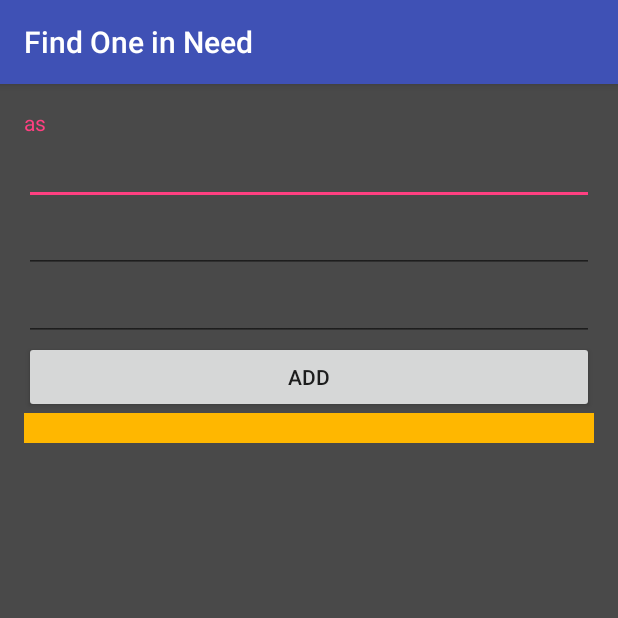
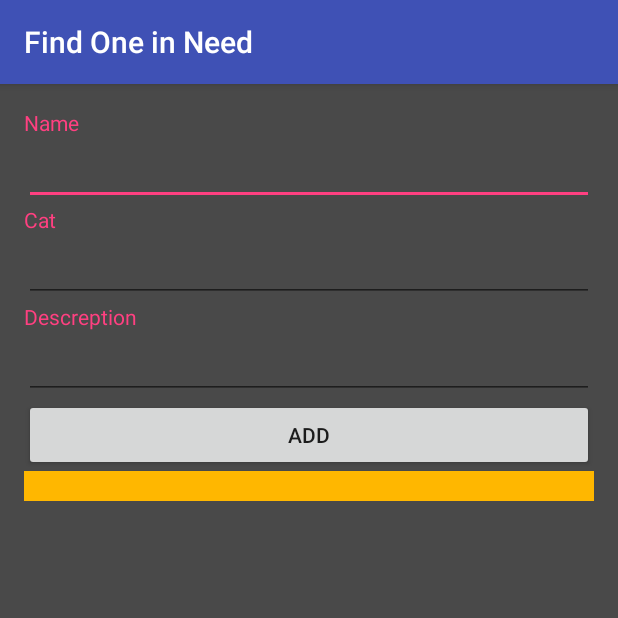
Before and after one commit to kenthellck/FindOne, an Android app: the MainMenu screen opened directly, with no data from a screen before it, after a tap on "New", on a phone screen of 412 x 824 dp, the top half of it. Run offline under Robolectric (Android 15) with nearby library versions, the phone set to English and light mode, and no system bars.

Commit message:
mylist pending

```diff
--- a/app/src/main/java/com/example/praveen/findone/MainMenu.java
+++ b/app/src/main/java/com/example/praveen/findone/MainMenu.java
@@ -15,10 +15,13 @@ public class MainMenu extends AppCompatActivity implements View.OnClickListener
     ImageButton bLogout;
     ImageButton bList;
     ImageButton bSearch;
+    String userId;
     @Override
     protected void onCreate(Bundle savedInstanceState) {
         super.onCreate(savedInstanceState);
         setContentView(R.layout.activity_main_menu);
+        Intent intent = getIntent();
+         userId = intent.getStringExtra("ID");
         bProfile=(ImageButton)findViewById(R.id.icoprof);
         bProfile.setOnClickListener(this);
         bAbout=(ImageButton)findViewById(R.id.icoinfo);
@@ -53,7 +56,10 @@ else if(v.getId()==R.id.icosearch)
 }
 else if(v.getId()==R.id.icomylist)
 {
-    startActivity(new Intent(this,Mylist.class));
+
+    Intent myIntent = new Intent(getApplicationContext(), Mylist.class);
+    myIntent.putExtra("ID",userId);
+    startActivity(myIntent);
 }
 else if(v.getId()==R.id.icologout)
 {
--- a/app/src/main/java/com/example/praveen/findone/Mylist.java
+++ b/app/src/main/java/com/example/praveen/findone/Mylist.java
@@ -1,5 +1,6 @@
 package com.example.praveen.findone;
 
+import android.content.Intent;
 import android.database.Cursor;
 import android.support.v7.app.AppCompatActivity;
 import android.os.Bundle;
@@ -15,16 +16,18 @@ public class Mylist extends AppCompatActivity implements View.OnClickListener {
     private Button mylistAddbtn;
     private EditText mylistName,mylistCat,mylistdes;
     private TableLayout tableLayout1;
+    String userId;
     @Override
     protected void onCreate(Bundle savedInstanceState) {
         super.onCreate(savedInstanceState);
         setContentView(R.layout.activity_mylist);
+        Intent intent = getIntent();
+        userId = intent.getStringExtra("ID");
         dbHelper = new DbHelper(getApplicationContext());
         mylistAddbtn = (Button) findViewById(R.id.mylistAddbtn);
         mylistName = (EditText) findViewById(R.id.mylistName);
         mylistCat = (EditText) findViewById(R.id.mylistCat);
         mylistdes = (EditText) findViewById(R.id.mylistdes);
-
 //        Attaching listeners for all buttons
         mylistAddbtn.setOnClickListener(this);
         tableLayout1 =(TableLayout)findViewById(R.id.tableLayout1);
--- a/app/src/main/res/layout/activity_mylist.xml
+++ b/app/src/main/res/layout/activity_mylist.xml
@@ -14,15 +14,26 @@
         android:layout_width="match_parent"
         android:layout_height="wrap_content"
         android:textColor="@color/colorAccent"
-        android:text="as"/>
+        android:text="Name"/>
     <EditText
         android:layout_width="match_parent"
         android:layout_height="wrap_content"
-        android:id="@+id/mylistName"/>
+        android:id="@+id/mylistName"
+        android:textColor="#ffffff" />
+    <TextView
+        android:layout_width="match_parent"
+        android:layout_height="wrap_content"
+        android:textColor="@color/colorAccent"
+        android:text="Cat"/>
     <EditText
         android:layout_width="match_parent"
         android:layout_height="wrap_content"
         android:id="@+id/mylistCat"/>
+    <TextView
+        android:layout_width="match_parent"
+        android:layout_height="wrap_content"
+        android:textColor="@color/colorAccent"
+        android:text="Descreption"/>
     <EditText
         android:layout_width="match_parent"
         android:layout_height="wrap_content"
```
Also changed, not shown: app/src/main/java/com/example/praveen/findone/Login.java (+4 -3 lines), app/src/main/res/layout/activity_about.xml (+12 -6 lines), app/src/main/res/layout/activity_account.xml (+13 -6 lines), app/src/main/res/layout/activity_login.xml (+7 -11 lines), app/src/main/res/layout/activity_register.xml (+16 -10 lines).
